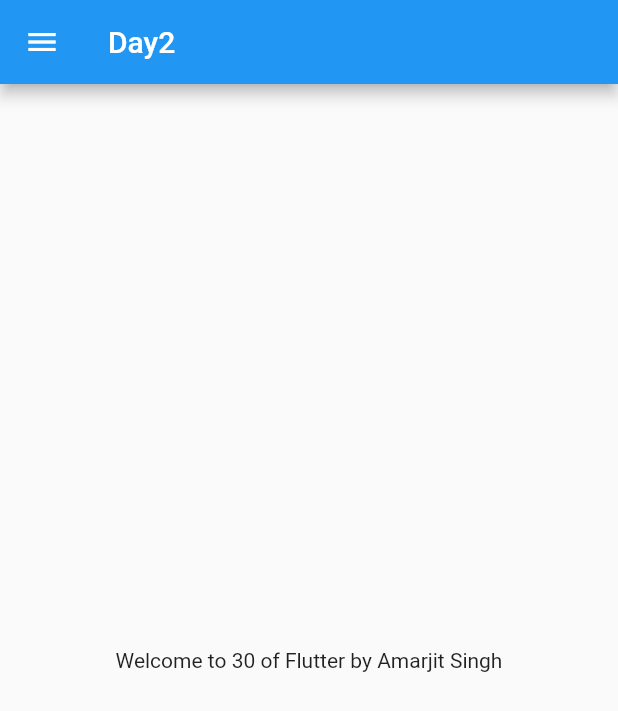
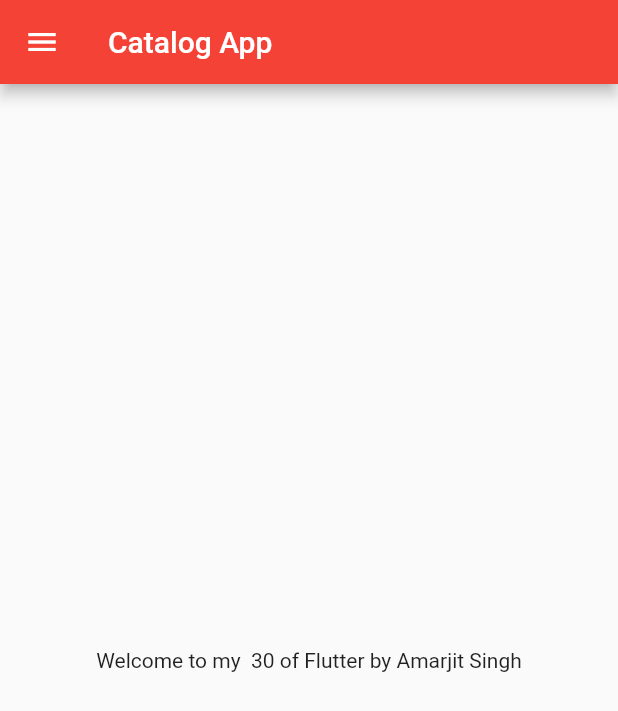
Before and after one commit to amarjitsingh52922/30daysofflutter, a Flutter app: the screen it shows after launch, on a phone screen of 412 x 824 dp. Shown: the top 711 px of the screen. Run offline on Flutter 3.47's test engine with Material 2 defaults, Android fonts, the phone set to English and light mode, and no system bars.

Commit message:
day 3 competed

```diff
--- a/lib/main.dart
+++ b/lib/main.dart
@@ -1,4 +1,5 @@
-import 'package:day2/home_page.dart';
+import 'package:day2/pages/login_page.dart';
+import 'pages/home_page.dart';
 import 'package:flutter/material.dart';
 
 void main() {
@@ -11,7 +12,17 @@ class MyApp extends StatelessWidget {
   @override
   Widget build(BuildContext context) {
     return MaterialApp(
-      home: HomePage(),
+      debugShowCheckedModeBanner: false,
+      // home: HomePage(),
+      themeMode: ThemeMode.light,
+      darkTheme: ThemeData(brightness: Brightness.dark),
+      theme: ThemeData(primarySwatch: Colors.red),
+      initialRoute: "/home",
+      routes: {
+        "/": (context) => LoginPage(),
+        "/home": (context) => HomePage(),
+        "/login": (context) => LoginPage(),
+      },
     );
   }
 }
--- a/lib/home_page.dart
+++ b/lib/pages/home_page.dart
@@ -8,10 +8,10 @@ class HomePage extends StatelessWidget {
   Widget build(BuildContext context) {
     return Scaffold(
       appBar: AppBar(
-        title: const Text("Day2"),
+        title: const Text("Catalog App"),
       ),
       body: Center(
-        child: Text("Welcome to $days of Flutter by $name"),
+        child: Text("Welcome to my  $days of Flutter by $name"),
       ),
       drawer: const Drawer(),
     );
```
Also changed, not shown: lib/pages/login_page.dart (added, +21 -0 lines).
